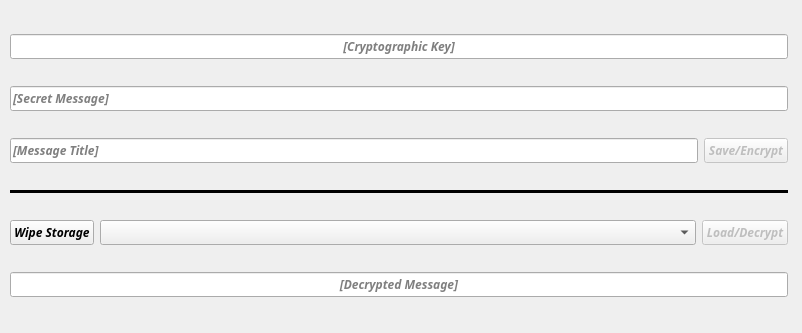
The window that MainWindow.ui (Kevin-Medzorian/Secure-Text-Encryption) describes before a commit, drawn with Qt 5.
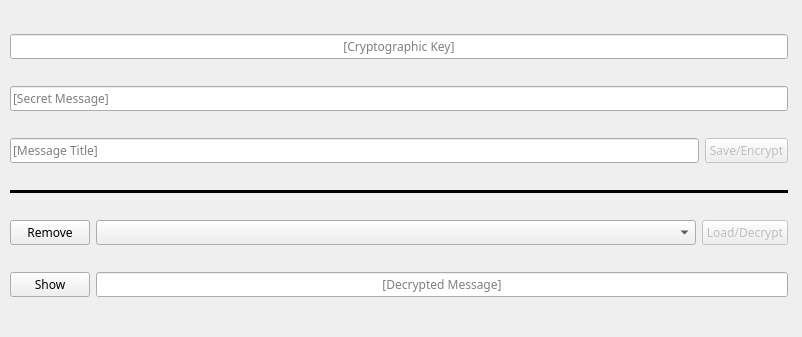
The same window after the commit.

Commit message: Improved GUI and optimized data storage

What changed in the file:
```diff
--- a/MainWindow.ui
+++ b/MainWindow.ui
@@ -7,7 +7,7 @@
     <x>0</x>
     <y>0</y>
     <width>802</width>
-    <height>333</height>
+    <height>337</height>
    </rect>
   </property>
   <property name="windowTitle">
@@ -25,9 +25,9 @@
    <property name="font">
     <font>
      <family>Courier 10 Pitch</family>
-     <weight>75</weight>
-     <italic>true</italic>
-     <bold>true</bold>
+     <weight>50</weight>
+     <italic>false</italic>
+     <bold>false</bold>
     </font>
    </property>
    <layout class="QVBoxLayout" name="MainLayout">
@@ -36,9 +36,9 @@
       <property name="font">
        <font>
         <family>Courier 10 Pitch</family>
-        <weight>75</weight>
-        <italic>true</italic>
-        <bold>true</bold>
+        <weight>50</weight>
+        <italic>false</italic>
+        <bold>false</bold>
        </font>
       </property>
       <property name="statusTip">
@@ -68,9 +68,9 @@
         <property name="font">
          <font>
           <family>Courier 10 Pitch</family>
-          <weight>75</weight>
-          <italic>true</italic>
-          <bold>true</bold>
+          <weight>50</weight>
+          <italic>false</italic>
+          <bold>false</bold>
          </font>
         </property>
         <property name="placeholderText">
@@ -108,9 +108,9 @@
         <property name="font">
          <font>
           <family>Courier 10 Pitch</family>
-          <weight>75</weight>
-          <italic>true</italic>
-          <bold>true</bold>
+          <weight>50</weight>
+          <italic>false</italic>
+          <bold>false</bold>
          </font>
         </property>
         <property name="placeholderText">
@@ -132,9 +132,9 @@
         <property name="font">
          <font>
           <family>Courier 10 Pitch</family>
-          <weight>75</weight>
-          <italic>true</italic>
-          <bold>true</bold>
+          <weight>50</weight>
+          <italic>false</italic>
+          <bold>false</bold>
          </font>
         </property>
         <property name="text">
@@ -172,11 +172,18 @@
      <layout class="QHBoxLayout" name="LoadGroup">
       <item>
        <widget class="QPushButton" name="btnClear">
+        <property name="font">
+         <font>
+          <weight>50</weight>
+          <italic>false</italic>
+          <bold>false</bold>
+         </font>
+        </property>
         <property name="toolTip">
          <string>Wipe &amp; delete the storage.dat</string>
         </property>
         <property name="text">
-         <string>Wipe Storage</string>
+         <string>Remove</string>
         </property>
        </widget>
       </item>
@@ -191,9 +198,9 @@
         <property name="font">
          <font>
           <family>Courier 10 Pitch</family>
-          <weight>75</weight>
-          <italic>true</italic>
-          <bold>true</bold>
+          <weight>50</weight>
+          <italic>false</italic>
+          <bold>false</bold>
          </font>
         </property>
         <property name="toolTip">
@@ -218,9 +225,9 @@
         <property name="font">
          <font>
           <family>Courier 10 Pitch</family>
-          <weight>75</weight>
-          <italic>true</italic>
-          <bold>true</bold>
+          <weight>50</weight>
+          <italic>false</italic>
+          <bold>false</bold>
          </font>
         </property>
         <property name="text">
@@ -234,6 +241,22 @@
      </layout>
     </item>
     <item>
+     <layout class="QHBoxLayout" name="OutputGroup">
+      <item>
+       <widget class="QPushButton" name="btnToggle">
+        <property name="font">
+         <font>
+          <weight>50</weight>
+          <italic>false</italic>
+          <bold>false</bold>
+         </font>
+        </property>
+        <property name="text">
+         <string> Show </string>
+        </property>
+       </widget>
+      </item>
+      <item>
      <widget class="QLineEdit" name="fieldOut">
       <property name="enabled">
        <bool>true</bool>
@@ -241,22 +264,28 @@
       <property name="font">
        <font>
         <family>Courier 10 Pitch</family>
-        <weight>75</weight>
-        <italic>true</italic>
-        <bold>true</bold>
-       </font>
-      </property>
+          <weight>50</weight>
+          <italic>false</italic>
+          <bold>false</bold>
+         </font>
+        </property>
+        <property name="focusPolicy">
+         <enum>Qt::StrongFocus</enum>
+        </property>
       <property name="acceptDrops">
        <bool>true</bool>
       </property>
       <property name="frame">
        <bool>true</bool>
       </property>
+        <property name="echoMode">
+         <enum>QLineEdit::Password</enum>
+        </property>
       <property name="alignment">
        <set>Qt::AlignCenter</set>
       </property>
       <property name="readOnly">
-       <bool>true</bool>
+         <bool>false</bool>
       </property>
       <property name="placeholderText">
        <string>[Decrypted Message]</string>
@@ -264,6 +293,8 @@
      </widget>
     </item>
    </layout>
+    </item>
+   </layout>
   </widget>
  </widget>
  <tabstops>
```
Left out of the diff: 13 changed lines with no effect on the pictures. Lines whose indentation alone changed are shown as unchanged. The commit also changes 5 other files.
